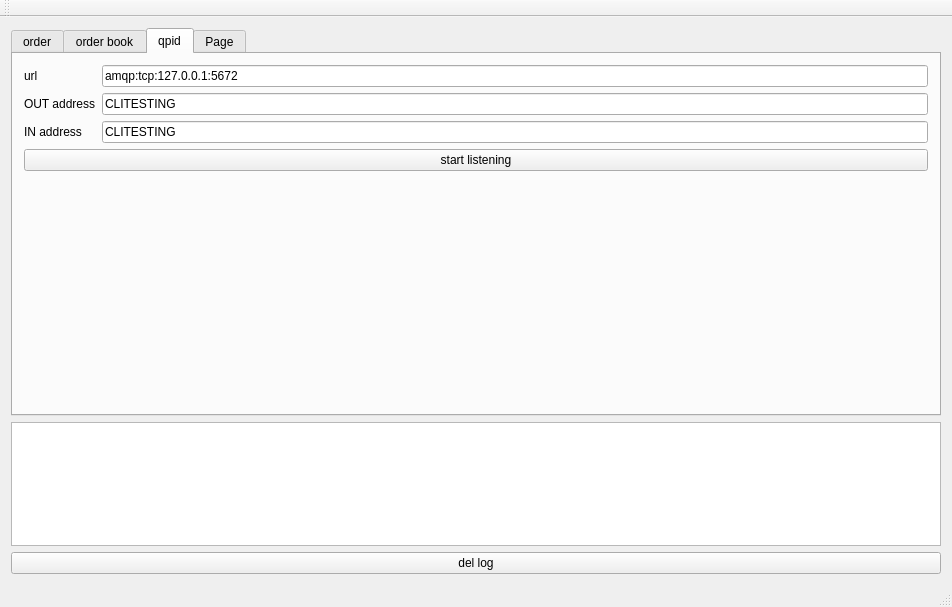
Qt form examples/qt/ex_send_order/src/mainwindow.ui (jleahred/maiquel-toolkit-cpp) before a commit.
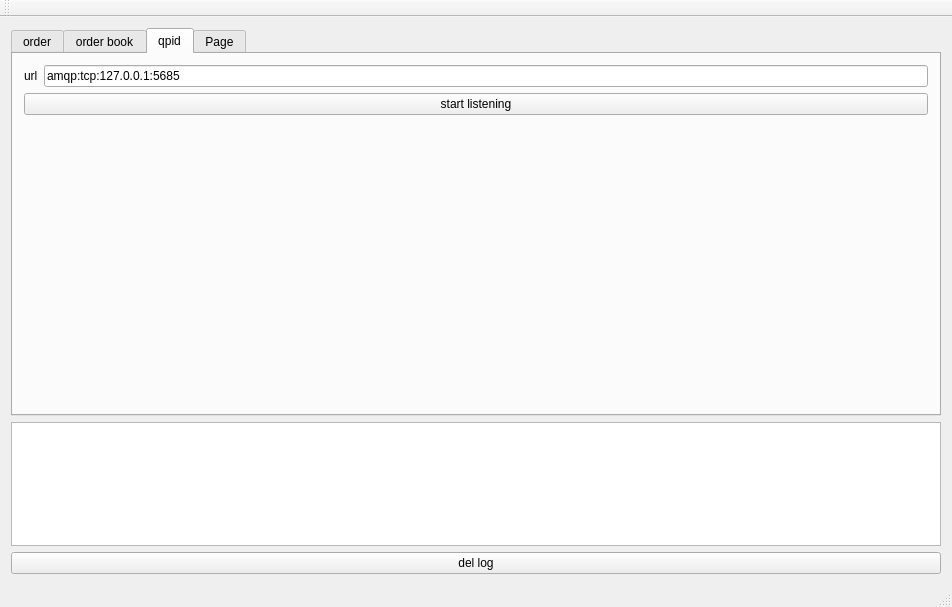
The same form after that commit. The open tabs and pages were chosen to show the change. Custom widgets are drawn as their Qt base class.

What changed in the file:
```diff
--- a/examples/qt/ex_send_order/src/mainwindow.ui
+++ b/examples/qt/ex_send_order/src/mainwindow.ui
@@ -342,35 +342,7 @@
           <item row="0" column="1">
            <widget class="QLineEdit" name="leUrl">
             <property name="text">
-             <string>amqp:tcp:127.0.0.1:5672</string>
-            </property>
-           </widget>
-          </item>
-          <item row="1" column="0">
-           <widget class="QLabel" name="label_4">
-            <property name="text">
-             <string>OUT address</string>
-            </property>
-           </widget>
-          </item>
-          <item row="1" column="1">
-           <widget class="QLineEdit" name="leOutAddress">
-            <property name="text">
-             <string>CLITESTING</string>
-            </property>
-           </widget>
-          </item>
-          <item row="2" column="0">
-           <widget class="QLabel" name="label_9">
-            <property name="text">
-             <string>IN address</string>
-            </property>
-           </widget>
-          </item>
-          <item row="2" column="1">
-           <widget class="QLineEdit" name="leInAddress">
-            <property name="text">
-             <string>CLITESTING</string>
+             <string>amqp:tcp:127.0.0.1:5685</string>
             </property>
            </widget>
           </item>
```
